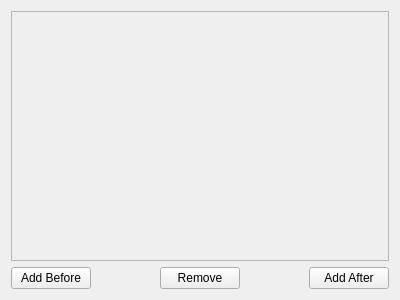
This is mqt/MqtLogger/ScreenConfigRow.ui in Rsclub22/Minos2-Mirror as Qt 5 draws it before an edit. The edited form follows.
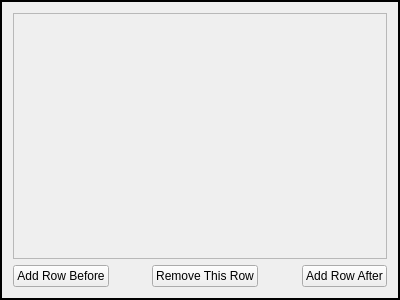
This is the edited form.

Commit message: Improve layout config screen; build in default layout; get splitter sizing working again

Diff of the .ui file:
```diff
--- a/mqt/MqtLogger/ScreenConfigRow.ui
+++ b/mqt/MqtLogger/ScreenConfigRow.ui
@@ -13,6 +13,9 @@
   <property name="windowTitle">
    <string>Frame</string>
   </property>
+  <property name="frameShape">
+   <enum>QFrame::WinPanel</enum>
+  </property>
   <layout class="QVBoxLayout" name="verticalLayout">
    <item>
     <widget class="QScrollArea" name="scrollArea">
@@ -24,8 +27,8 @@
        <rect>
         <x>0</x>
         <y>0</y>
-        <width>380</width>
-        <height>250</height>
+        <width>376</width>
+        <height>246</height>
        </rect>
       </property>
      </widget>
@@ -36,7 +39,7 @@
      <item>
       <widget class="QPushButton" name="addBeforeButton">
        <property name="text">
-        <string>Add Before</string>
+        <string>Add Row Before</string>
        </property>
       </widget>
      </item>
@@ -56,7 +59,7 @@
      <item>
       <widget class="QPushButton" name="removeButton">
        <property name="text">
-        <string>Remove</string>
+        <string>Remove This Row</string>
        </property>
       </widget>
      </item>
@@ -76,7 +79,7 @@
      <item>
       <widget class="QPushButton" name="addAfterButton">
        <property name="text">
-        <string>Add After</string>
+        <string>Add Row After</string>
        </property>
       </widget>
      </item>
```
The commit also changes 13 other files.
